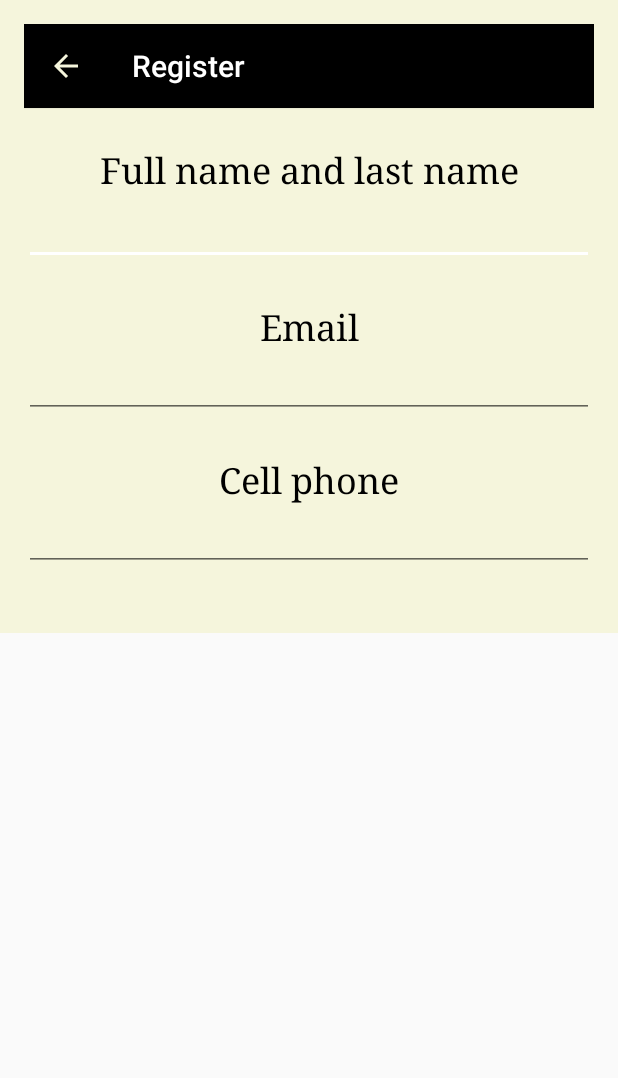
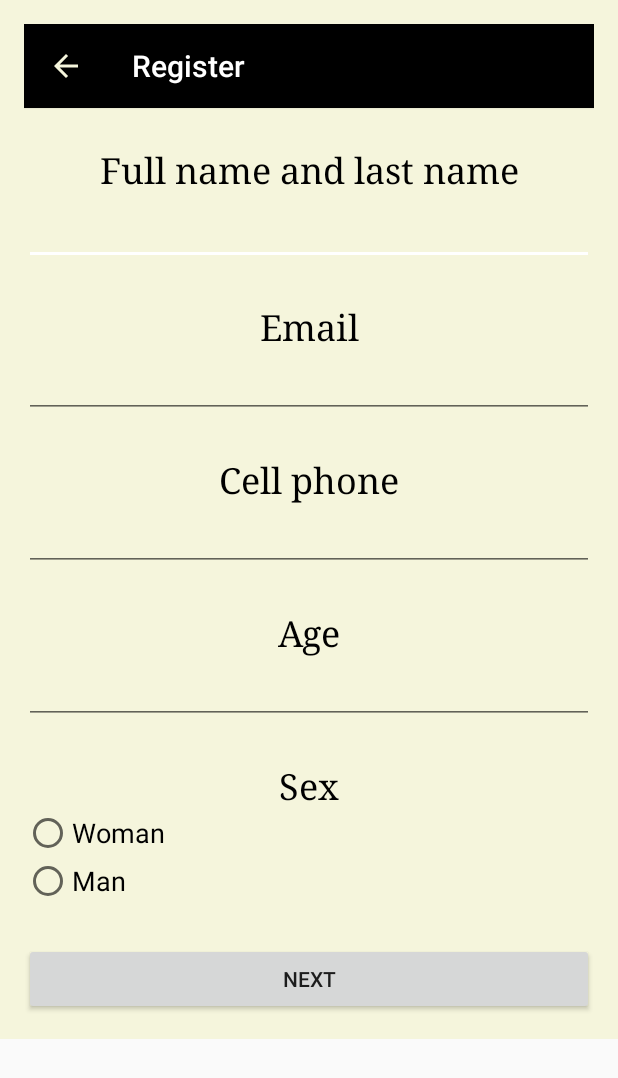
Before and after one commit to rainerr19/SportsONbeta, an Android app: the screen it shows after launch (register), after a tap on "CREATE NEW ACCOUNT", on a phone screen of 412 x 824 dp. Shown: the top 1078 px of the screen. Run offline under Robolectric (Android 15) with nearby library versions, the phone set to English and light mode, and no system bars.

```diff
--- a/app/src/main/java/com/example/sportson/sportsonbeta/Intro.java
+++ b/app/src/main/java/com/example/sportson/sportsonbeta/Intro.java
@@ -5,15 +5,19 @@ import android.support.v7.app.AppCompatActivity;
 import android.os.Bundle;
 import android.view.View;
 import android.widget.Button;
-import android.widget.TextView;
+import android.widget.EditText;
+import android.widget.Toast;
 
 public class Intro extends AppCompatActivity {
     Button bt_reg;
+    Button btn_in;
     @Override
     protected void onCreate(Bundle savedInstanceState) {
         super.onCreate(savedInstanceState);
         setContentView(R.layout.activity_intro);
         bt_reg = (Button) findViewById(R.id.btn_reg);
+        btn_in = (Button) findViewById(R.id.btn_inicio);
+
         bt_reg.setOnClickListener(new View.OnClickListener() {
             @Override
             public void onClick(View view) {
@@ -22,6 +26,24 @@ public class Intro extends AppCompatActivity {
                 startActivity(intent);
             }
         });
+        btn_in.setOnClickListener(new View.OnClickListener(){
+            public void onClick(View view){
+                EditText use = (EditText) findViewById(R.id.Us);
+                EditText pa = (EditText) findViewById(R.id.PassU);
+                String userdata = use.getText().toString();
 
+                if (userdata.matches("")) {
+                    Toast.makeText(getApplicationContext(), "You did not enter a Email or cell phone number", Toast.LENGTH_SHORT).show();
+                    use.requestFocus();// focus en el editText
+                    return;
+                }
+                userdata = pa.getText().toString();
+                if (userdata.matches("")){
+                    Toast.makeText(getApplicationContext(), "You did not enter a password", Toast.LENGTH_SHORT).show();
+                    pa.requestFocus();// focus en el editText
+                    return;
+                    }
+            }
+        });
     }
 }
--- a/app/src/main/res/layout/activity_intro.xml
+++ b/app/src/main/res/layout/activity_intro.xml
@@ -52,7 +52,6 @@
                 android:gravity="center"
                 android:background="@android:color/white"
                 android:layout_gravity="bottom"
-                android:selectAllOnFocus="true"
                 android:id="@+id/Us"
                 android:hint="@string/us" />
 
@@ -83,7 +82,6 @@
                 android:ems="10"
                 android:background="@android:color/white"
                 android:layout_height="50dp"
-                android:selectAllOnFocus="true"
                 android:id="@+id/PassU"
                 android:hint="@string/passTem" />
 
--- a/app/src/main/res/layout/activity_register.xml
+++ b/app/src/main/res/layout/activity_register.xml
@@ -34,7 +34,7 @@
     <LinearLayout
         android:orientation="vertical"
         android:layout_width="match_parent"
-        android:layout_height="wrap_content">
+        android:layout_height="match_parent">
 
         <Space
             android:layout_width="match_parent"
@@ -77,7 +77,7 @@
             android:layout_height="wrap_content"
             android:inputType="textEmailAddress"
             android:ems="10"
-            android:id="@+id/editText2" />
+            android:id="@+id/nmail" />
         <Space
             android:layout_width="match_parent"
             android:layout_height="25dp" />
@@ -97,10 +97,78 @@
             android:layout_height="wrap_content"
             android:inputType="phone"
             android:ems="10"
-            android:id="@+id/editText3" />
+            android:id="@+id/Cel"
+            android:maxLength="10" />
+
         <Space
             android:layout_width="match_parent"
             android:layout_height="25dp" />
+
+        <TextView
+            android:text="@string/Age"
+            android:layout_width="match_parent"
+            android:layout_height="wrap_content"
+            android:id="@+id/textView4"
+            android:textAppearance="@style/TextAppearance.AppCompat.Large"
+            android:textAlignment="center"
+            android:textSize="24sp"
+            android:fontFamily="serif"
+            android:textColor="@android:color/black" />
+
+        <EditText
+            android:layout_width="match_parent"
+            android:layout_height="wrap_content"
+            android:inputType="numberSigned"
+            android:ems="10"
+            android:id="@+id/AgeIn"
+            android:maxLength="2" />
+        <Space
+            android:layout_width="match_parent"
+            android:layout_height="25dp" />
+
+        <TextView
+            android:text="@string/Sex"
+            android:layout_width="match_parent"
+            android:layout_height="wrap_content"
+            android:id="@+id/textView5"
+            android:textAppearance="@style/TextAppearance.AppCompat.Large"
+            android:textSize="24sp"
+            android:fontFamily="serif"
+            android:textAlignment="center"
+            android:textColor="@android:color/black" />
+
+        <RadioGroup
+            android:layout_width="match_parent"
+            android:layout_height="wrap_content" >
+
+            <RadioButton
+                android:text="@string/Wo"
+                android:layout_width="match_parent"
+                android:layout_height="wrap_content"
+                android:id="@+id/radioButton3"
+                android:checked="false"
+                android:layout_weight="1"
+                android:textSize="18sp"
+                android:textColorLink="@color/colorAccent" />
+
+            <RadioButton
+                android:text="@string/Ma"
+                android:layout_width="match_parent"
+                android:layout_height="wrap_content"
+                android:id="@+id/radioButton"
+                android:layout_weight="1"
+                android:textSize="18sp" />
+        </RadioGroup>
+        <Space
+            android:layout_width="match_parent"
+            android:layout_height="25dp" />
+
+        <Button
+            android:text="@string/nex"
+            android:layout_width="match_parent"
+            android:layout_height="wrap_content"
+            android:id="@+id/btn_next" />
+
     </LinearLayout>
 </LinearLayout>
 </ScrollView>
--- a/app/src/main/res/values/colors.xml
+++ b/app/src/main/res/values/colors.xml
@@ -2,7 +2,7 @@
 <resources>
     <color name="colorPrimary">#010101</color>
     <color name="colorPrimaryDark">#696969</color>
-    <color name="colorAccent">#FFFFFF</color>
+    <color name="colorAccent">#ffffff</color>
     <color name="colorBone">#f5f5dc</color>
 
 </resources>
--- a/app/src/main/res/values/strings.xml
+++ b/app/src/main/res/values/strings.xml
@@ -11,4 +11,9 @@
     <string name="name">Full name and last name</string>
     <string name="email">Email</string>
     <string name="cel">Cell phone</string>
+    <string name="Age">Age</string>
+    <string name="Sex">Sex</string>
+    <string name="Wo">Woman</string>
+    <string name="Ma">Man</string>
+    <string name="nex">Next</string>
 </resources>
```
Also changed, not shown: app/src/main/java/com/example/sportson/sportsonbeta/register.java (+44 -1 lines), 1 other file.
